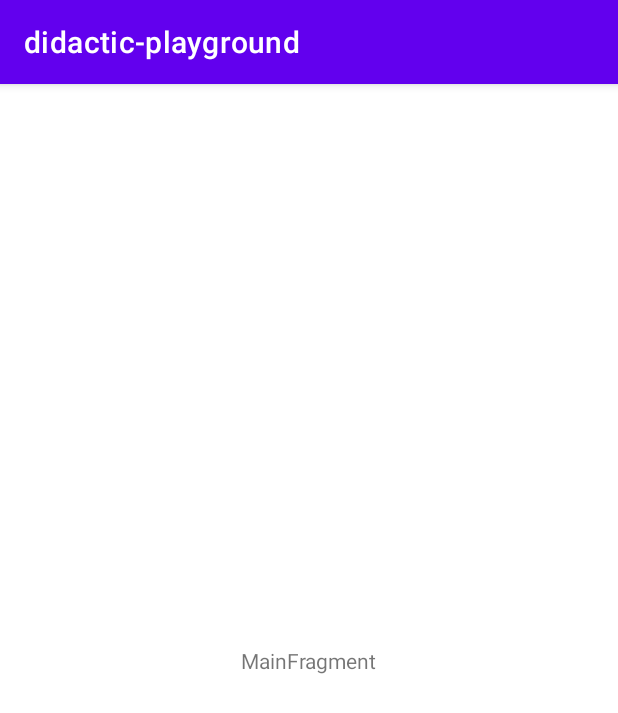
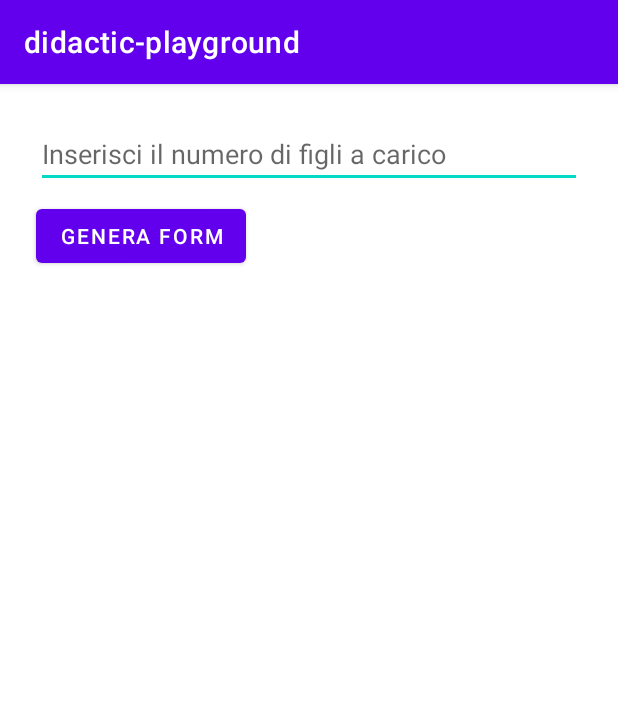
Before and after one commit to KlodianKambo/didactic-playground, an Android app: the screen it shows after launch (MainActivity), on a phone screen of 412 x 824 dp. Shown: the top 713 px of the screen. Run offline under Robolectric (Android 15) with nearby library versions, the phone set to English and light mode, and no system bars.

Commit message:
feat: dynamic generation of children

```diff
--- a/app/build.gradle
+++ b/app/build.gradle
@@ -30,6 +30,10 @@ android {
     kotlinOptions {
         jvmTarget = '1.8'
     }
+
+    buildFeatures {
+        viewBinding true
+    }
 }
 
 dependencies {
--- a/app/src/main/java/com/kambo/klodian/didactic_playground/ui/main/MainFragment.kt
+++ b/app/src/main/java/com/kambo/klodian/didactic_playground/ui/main/MainFragment.kt
@@ -1,12 +1,16 @@
 package com.kambo.klodian.didactic_playground.ui.main
 
+import android.content.Context
 import androidx.lifecycle.ViewModelProvider
 import android.os.Bundle
 import androidx.fragment.app.Fragment
 import android.view.LayoutInflater
 import android.view.View
 import android.view.ViewGroup
+import android.view.inputmethod.InputMethodManager
 import com.kambo.klodian.didactic_playground.R
+import com.kambo.klodian.didactic_playground.databinding.ChildFormLayoutBinding
+import com.kambo.klodian.didactic_playground.databinding.FragmentMainBinding
 
 /**
  *
@@ -23,6 +27,7 @@ class MainFragment : Fragment() {
 
     // provides the ui data
     private lateinit var viewModel: MainViewModel
+    private lateinit var binding: FragmentMainBinding
 
     override fun onCreate(savedInstanceState: Bundle?) {
         super.onCreate(savedInstanceState)
@@ -33,7 +38,33 @@ class MainFragment : Fragment() {
         inflater: LayoutInflater, container: ViewGroup?,
         savedInstanceState: Bundle?
     ): View {
-        return inflater.inflate(R.layout.fragment_main, container, false)
+        val rootView = inflater.inflate(R.layout.fragment_main, container, false)
+        binding = FragmentMainBinding.bind(rootView)
+
+        binding.btnGenerate.setOnClickListener {
+            val numChildren = binding.etNumChildren.text.toString().toIntOrNull() ?: 0
+            setChildForm(numChildren)
+            hideKeyboard()
+        }
+
+        return rootView
     }
 
+    private fun setChildForm(numChildren: Int) {
+
+        binding.childFormsContainer.removeAllViews()
+
+        for (i in 1..numChildren) {
+            val childFormView = layoutInflater.inflate(R.layout.child_form_layout, binding.childFormsContainer, false)
+            val childFormLayoutBinding = ChildFormLayoutBinding.bind(childFormView)
+            childFormLayoutBinding.tvChildNumber.text = getString(R.string.child_number, i)
+
+            binding.childFormsContainer.addView(childFormView)
+        }
+    }
+
+    private fun hideKeyboard() {
+        val imm = requireActivity().getSystemService(Context.INPUT_METHOD_SERVICE) as InputMethodManager
+        imm.hideSoftInputFromWindow(view?.windowToken, 0)
+    }
 }
--- a/app/src/main/res/layout/fragment_main.xml
+++ b/app/src/main/res/layout/fragment_main.xml
@@ -1,20 +1,49 @@
 <?xml version="1.0" encoding="utf-8"?>
 <androidx.constraintlayout.widget.ConstraintLayout xmlns:android="http://schemas.android.com/apk/res/android"
-    xmlns:app="http://schemas.android.com/apk/res-auto"
     xmlns:tools="http://schemas.android.com/tools"
     android:id="@+id/main"
     android:layout_width="match_parent"
     android:layout_height="match_parent"
     tools:context=".ui.main.MainFragment">
 
-    <TextView
-        android:id="@+id/message"
-        android:layout_width="wrap_content"
-        android:layout_height="wrap_content"
-        android:text="MainFragment"
-        app:layout_constraintBottom_toBottomOf="parent"
-        app:layout_constraintEnd_toEndOf="parent"
-        app:layout_constraintStart_toStartOf="parent"
-        app:layout_constraintTop_toTopOf="parent" />
+    <LinearLayout
+        android:layout_width="match_parent"
+        android:layout_height="match_parent"
+        android:orientation="vertical">
+
+        <EditText
+            android:id="@+id/etNumChildren"
+            android:layout_width="match_parent"
+            android:layout_height="wrap_content"
+            android:layout_marginStart="@dimen/size24"
+            android:layout_marginTop="@dimen/size24"
+            android:layout_marginEnd="@dimen/size24"
+            android:hint="Inserisci il numero di figli a carico"
+            android:imeOptions="actionDone"
+            android:inputType="numberDecimal" />
+
+        <Button
+            android:id="@+id/btnGenerate"
+            android:layout_width="wrap_content"
+            android:layout_height="wrap_content"
+            android:layout_marginStart="@dimen/size24"
+            android:layout_marginTop="@dimen/size8"
+            android:layout_marginEnd="@dimen/size24"
+            android:text="Genera form" />
+
+        <ScrollView
+            android:layout_width="match_parent"
+            android:layout_height="wrap_content"
+            android:layout_marginTop="@dimen/size12">
+
+            <LinearLayout
+                android:id="@+id/childFormsContainer"
+                android:layout_width="match_parent"
+                android:layout_height="wrap_content"
+                android:orientation="vertical" />
+
+        </ScrollView>
+
+    </LinearLayout>
 
 </androidx.constraintlayout.widget.ConstraintLayout>
--- /dev/null
+++ b/app/src/main/res/values/dimens.xml
@@ -0,0 +1,6 @@
+<?xml version="1.0" encoding="utf-8"?>
+<resources>
+    <dimen name="size24">24dp</dimen>
+    <dimen name="size12">12dp</dimen>
+    <dimen name="size8">8dp</dimen>
+</resources>
--- a/app/src/main/res/values/strings.xml
+++ b/app/src/main/res/values/strings.xml
@@ -1,3 +1,4 @@
 <resources>
     <string name="app_name">didactic-playground</string>
+    <string name="child_number">Figlio numero %1$d</string>
 </resources>
```
Also changed, not shown: app/src/main/res/layout/child_form_layout.xml (added, +47 -0 lines).
